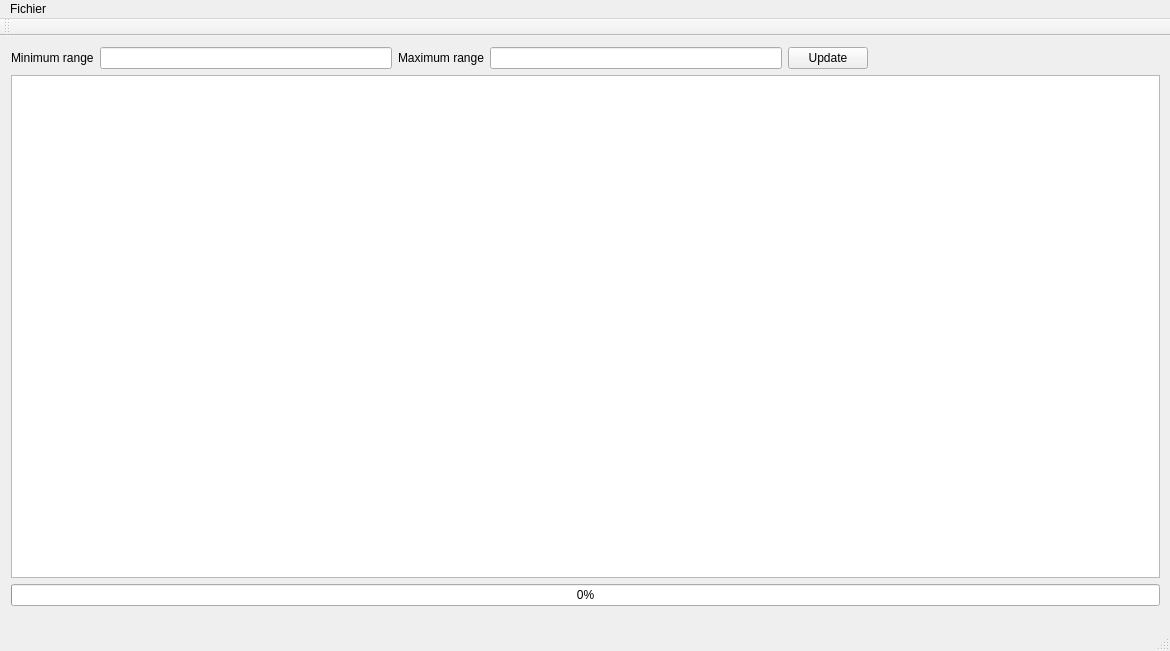
18David/BrainActivityVisualization, file BrainActivityVisualization/gmainwindow.ui: the form before one commit.
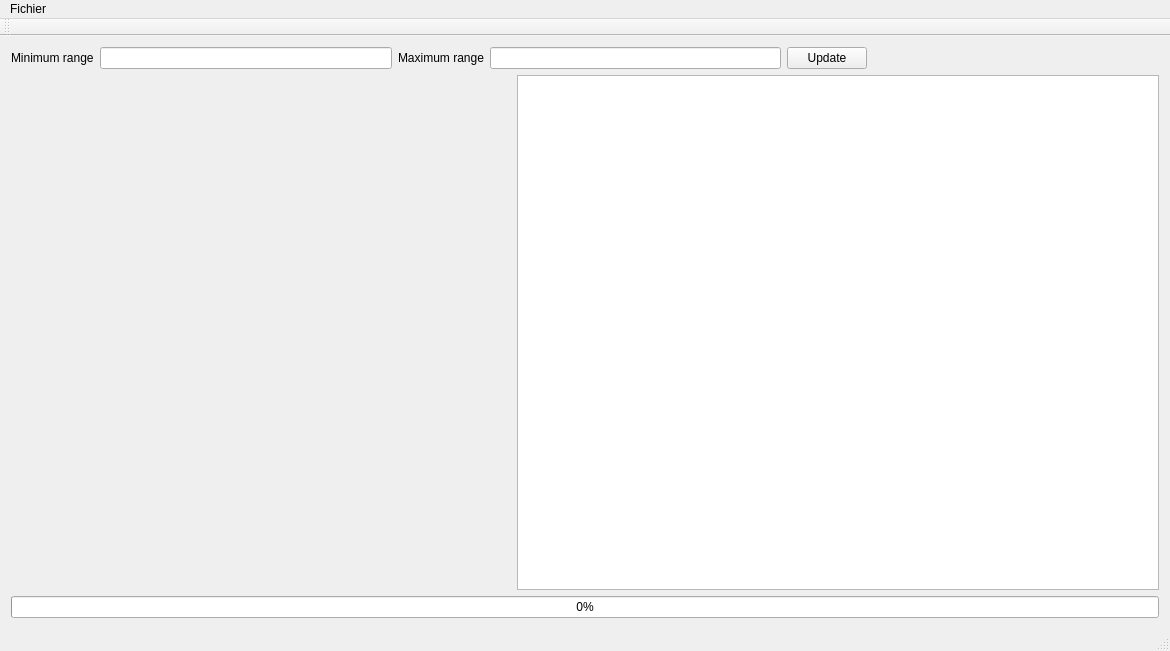
The form after the commit.

Patch:
```diff
--- a/BrainActivityVisualization/gmainwindow.ui
+++ b/BrainActivityVisualization/gmainwindow.ui
@@ -14,16 +14,14 @@
    <string>GMainWindow</string>
   </property>
   <widget class="QWidget" name="centralWidget">
-   <widget class="QWidget" name="gridLayoutWidget_2">
-    <property name="geometry">
-     <rect>
-      <x>0</x>
-      <y>0</y>
-      <width>1171</width>
-      <height>581</height>
-     </rect>
-    </property>
     <layout class="QGridLayout" name="gridLayout">
+    <item row="3" column="0">
+     <widget class="QProgressBar" name="progressBar">
+      <property name="value">
+       <number>0</number>
+      </property>
+     </widget>
+    </item>
      <item row="0" column="0">
       <layout class="QGridLayout" name="gridLayout_2" columnstretch="0,0,0,0,0,0">
        <item row="3" column="3">
@@ -69,17 +67,29 @@
       </layout>
      </item>
      <item row="1" column="0">
+     <layout class="QGridLayout" name="gridLayout_3">
+      <property name="leftMargin">
+       <number>0</number>
+      </property>
+      <property name="topMargin">
+       <number>0</number>
+      </property>
+      <item row="1" column="2">
       <widget class="QTableWidget" name="tableWidget"/>
      </item>
-     <item row="2" column="0">
-      <widget class="QProgressBar" name="progressBar">
-       <property name="value">
-        <number>0</number>
+      <item row="1" column="1">
+       <widget class="QWidget" name="QWidgetpaint" native="true">
+        <property name="minimumSize">
+         <size>
+          <width>500</width>
+          <height>0</height>
+         </size>
        </property>
       </widget>
      </item>
     </layout>
-   </widget>
+    </item>
+   </layout>
   </widget>
   <widget class="QMenuBar" name="menuBar">
    <property name="geometry">
```
Left out of the diff: 48 changed lines with no effect on the pictures. Lines whose indentation alone changed are shown as unchanged.
